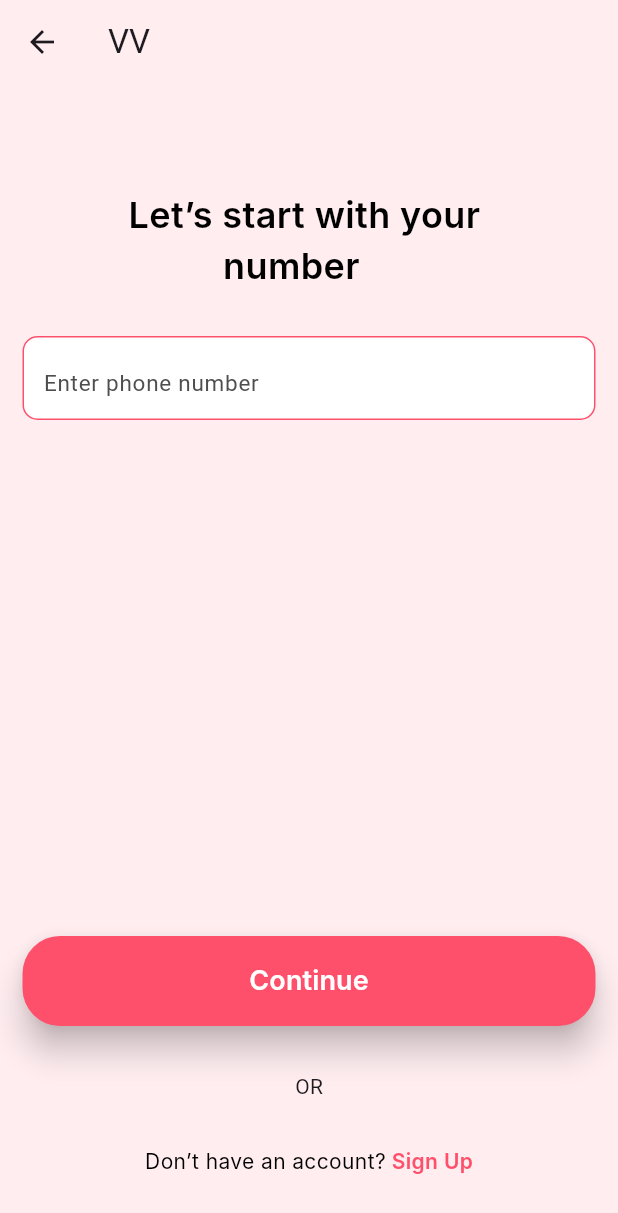
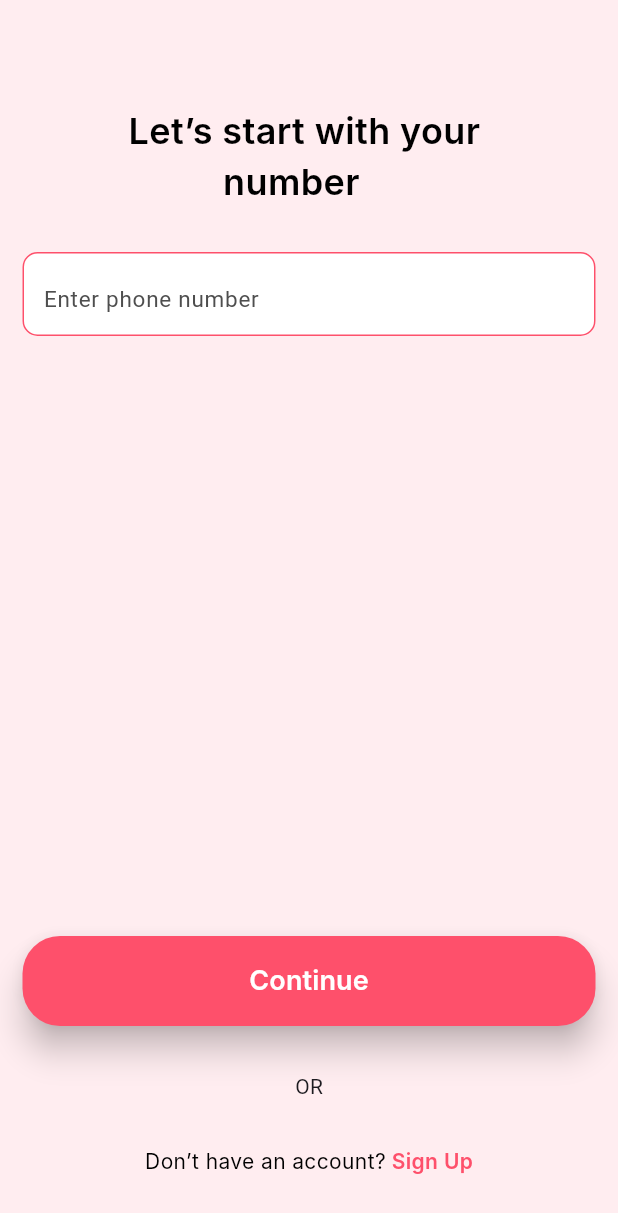
Before and after one commit to Bhavanpalanisamy/VVMatrimony, a Flutter app: the GetStarted screen opened directly, after a tap on "Login with Phone", on a phone screen of 412 x 824 dp. Shown: the top 1213 px of the screen. Run offline on Flutter 3.47's test engine with Material 3 defaults, Android fonts, the phone set to English and light mode, and no system bars; our stand-ins replace dio, dotted_border, file_picker, flutter_easyloading, flutter_riverpod, flutter_secure_storage and 11 more; missing offline and left inert: flutter_pdfview, upi_payment_flutter; accounts and stored records are empty; Roboto replaces fonts that are missing (Inter); project files that could hold a hidden picture were left out.

Commit message:
Committing the getstarted screen

```diff
--- a/lib/Common_Widgets/Common_Button.dart
+++ b/lib/Common_Widgets/Common_Button.dart
@@ -29,3 +29,48 @@ Widget CommonElevatedButton(
     ),
   );
 }
+
+
+//CALL BUTTON
+Widget Call_Button(context,{required void Function()? onPress,required String ButtonText }){
+  return InkWell(
+    onTap: onPress,
+    child: Container(
+      height: 60,
+      width: MediaQuery.sizeOf(context).width,
+      decoration: BoxDecoration(borderRadius: BorderRadius.circular(50),color: pink1),
+
+      // INSIDE BUTTON
+      child: Row(
+        children: [
+          Padding(
+            padding: const EdgeInsets.only(left: 5,right: 50),
+            child: Container(
+              height: 50,
+              width: 50,
+              decoration: BoxDecoration(borderRadius: BorderRadius.circular(50),color: white1),
+              child: Icon(Icons.phone,color: pink1,size: 30,),
+            ),
+          ),
+          Text(ButtonText,style: ButtonT,),
+        ],
+      ),
+    ),
+  );
+}
+
+//SIGN UP
+Widget Sign_Up({required void Function()? onPress}){
+  return   Padding(
+    padding: const EdgeInsets.only(left: 60,right: 60,bottom: 30,top: 20),
+    child: Row(
+      mainAxisAlignment: MainAxisAlignment.center,
+      children: [
+        Text("Don’t have an account?",style: onClicked_TextC,),
+        InkWell(
+          onTap: onPress,
+            child: Text("Sign Up",style: onClicked_TextB,))
+      ],
+    ),
+  );
+}
--- a/lib/Common_Widgets/Image_Picker.dart
+++ b/lib/Common_Widgets/Image_Picker.dart
@@ -1,5 +1,6 @@
 import 'package:flutter/material.dart';
 import 'package:image_picker/image_picker.dart';
+import 'package:vvmatrimony/Common_Widgets/Image_Path.dart';
 import 'dart:io';
 import '../utilits/Common_Colors.dart';
 
@@ -130,3 +131,11 @@ Widget borderbuildImage(String imageUrl, {double? border, BoxFit? fit}) {
     ),
   );
 }
+
+//SMALL LOGO
+Widget Small_Logo(){
+  return Padding(
+    padding: const EdgeInsets.only(top: 50,bottom: 20),
+    child: ImgPathSvg("smallLogo.svg"),
+  );
+}
--- a/lib/GetStarted_Ui/GetStarted_Screen.dart
+++ b/lib/GetStarted_Ui/GetStarted_Screen.dart
@@ -1,9 +1,13 @@
 import 'package:flutter/material.dart';
+import 'package:vvmatrimony/Common_Widgets/Common_Button.dart';
+import 'package:vvmatrimony/Common_Widgets/Image_Path.dart';
+import 'package:vvmatrimony/Common_Widgets/Image_Picker.dart';
 import 'package:vvmatrimony/LoginPage_Ui/LoginPage_Screen.dart';
 
 import '../Common_Widgets/Custom_App_Bar.dart';
 import '../utilits/Common_Colors.dart';
 import '../utilits/Text_Style.dart';
+
 class GetStarted extends StatefulWidget {
   const GetStarted({super.key});
 
@@ -16,79 +20,68 @@ class _GetStartedState extends State<GetStarted> {
   Widget build(BuildContext context) {
     return Scaffold(
       backgroundColor: backGroundColor,
-      body: Column(
-        children: [
+      body: Container(
+        height: MediaQuery.sizeOf(context).height,
+        width: MediaQuery.sizeOf(context).width,
+        child: Padding(
+          padding: const EdgeInsets.only(left: 20, right: 20),
+          child: _MainBody(),
 
-          // GROUP IMAGE
-
-          Container(
-            height: MediaQuery.sizeOf(context).height/2.5,
-            width: MediaQuery.sizeOf(context).width,
-            decoration: BoxDecoration(
-              image: DecorationImage(image: AssetImage("lib/assets/groupimage.png"),
-                  fit: BoxFit.cover),
         ),
       ),
+    );
+  }
+  Widget _MainBody(){
+    return  Column(
+      children: [
+        Small_Logo(),
+        // GROUP IMAGE
+        Container(
+            height: MediaQuery.sizeOf(context).height / 2.5,
+            width: MediaQuery.sizeOf(context).width,
+            child: ImgPathSvg('groupimage.svg')),
 
-          const SizedBox(height: 30,),
+        //DISCOVERY
+        _DisCoverT(context),
 
-          Text('Discover Love where your \n            story begins.',style: Textfield_Style2,),
-          const SizedBox(height: 30,),
-          Text('Join us to discover your ideal partner \n '
-              'and ignite the sparks of romance in\n                  '
-              ' your journey..',style: sub_ContentST,),
-
+        //JOIN US
+        _JoinUsT(context),
         const Spacer(),
 
         // BUTTON
-
-          Padding(
-            padding: const EdgeInsets.only(left: 25,right: 25),
-            child: InkWell(
-              onTap: (){
-                Navigator.push(context, MaterialPageRoute(builder: (context) => LoginPage()));
-              },
-              child: Container(
-                height: 60,width: MediaQuery.sizeOf(context).width,
-                decoration: BoxDecoration(borderRadius: BorderRadius.circular(50),color: pink1),
-
-                // INSIDE BUTTON
-
-                child: Row(
-                  children: [
-                    Padding(
-                      padding: const EdgeInsets.only(left: 5),
-                      child: Container(
-                        height: 50,
-                        width: 50,
-                        decoration: BoxDecoration(borderRadius: BorderRadius.circular(50),color: white1),
-                        child: Icon(Icons.phone,color: pink1,size: 30,),
-                      ),
-                    ),
-                    const SizedBox(width: 50,),
-
-                    Text('Login with Phone',style: ButtonT,),
-                  ],
-                ),
-              ),
-            ),
-          ),
+        Call_Button(context, onPress: () {
+          Navigator.push(context,
+              MaterialPageRoute(builder: (context) => LoginPage()));
+        }, ButtonText: 'Login with Phone'),
 
         // ON CLICK TEXT
+        Sign_Up(onPress: () {}),
+      ],
+    );
+  }
+}
 
-          const SizedBox(height: 20,),
-          Padding(
-            padding: const EdgeInsets.only(left: 60,right: 60,bottom: 30 ),
-            child: Row(
-              mainAxisAlignment: MainAxisAlignment.center,
-              children: [
-                Text("Don’t have an account?",style: onClicked_TextC,),
-                Text("Sign Up",style: onClicked_TextB,)
-              ],
-            ),
-          )
-        ],
+//DISCOVER TEXT
+Widget _DisCoverT(context) {
+  return Container(
+      width: MediaQuery.sizeOf(context).width / 1.2,
+      child: Text(
+        'Discover Love where your story begins.',
+        style: Textfield_Style2,
+        textAlign: TextAlign.center,
+        maxLines: 2,
+      ));
+}
+
+Widget _JoinUsT(context) {
+  return Container(
+    margin: EdgeInsets.only(top: 20),
+    width: MediaQuery.sizeOf(context).width / 1.2,
+    child: Text(
+      'Join us to discover your ideal partner and ignite the sparks of romance in your journey..',
+      style: sub_ContentST,
+      maxLines: 3,
+      textAlign: TextAlign.center,
     ),
   );
 }
-}
--- a/lib/LoginPage_Ui/LoginPage_Screen.dart
+++ b/lib/LoginPage_Ui/LoginPage_Screen.dart
@@ -20,10 +20,6 @@ class _LoginPageState extends State<LoginPage> {
   Widget build(BuildContext context) {
     return Scaffold(
       backgroundColor: backGroundColor,
-      appBar: AppBar(
-        backgroundColor: backGroundColor,
-        title: Text('VV'),
-      ),
       body: Padding(
         padding: const EdgeInsets.only(top: 70),
         child: Column(
```
Also changed, not shown: lib/assets/groupimage.svg (added), lib/assets/smallLogo.svg (added). Lines whose indentation alone changed are shown as unchanged.
